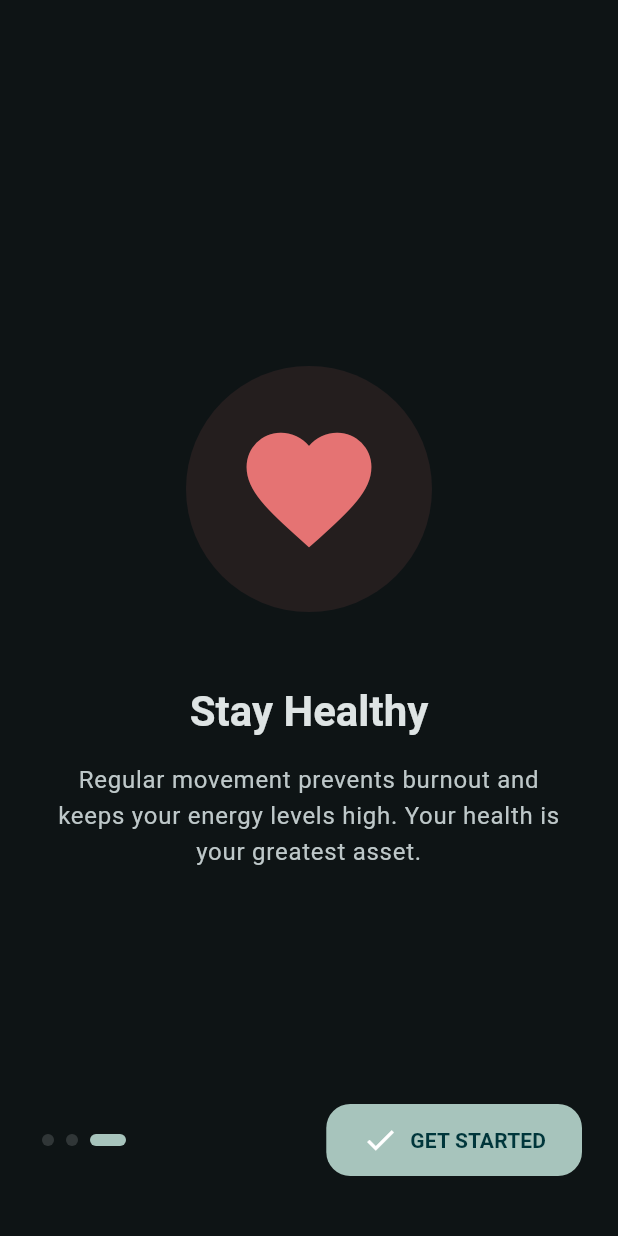
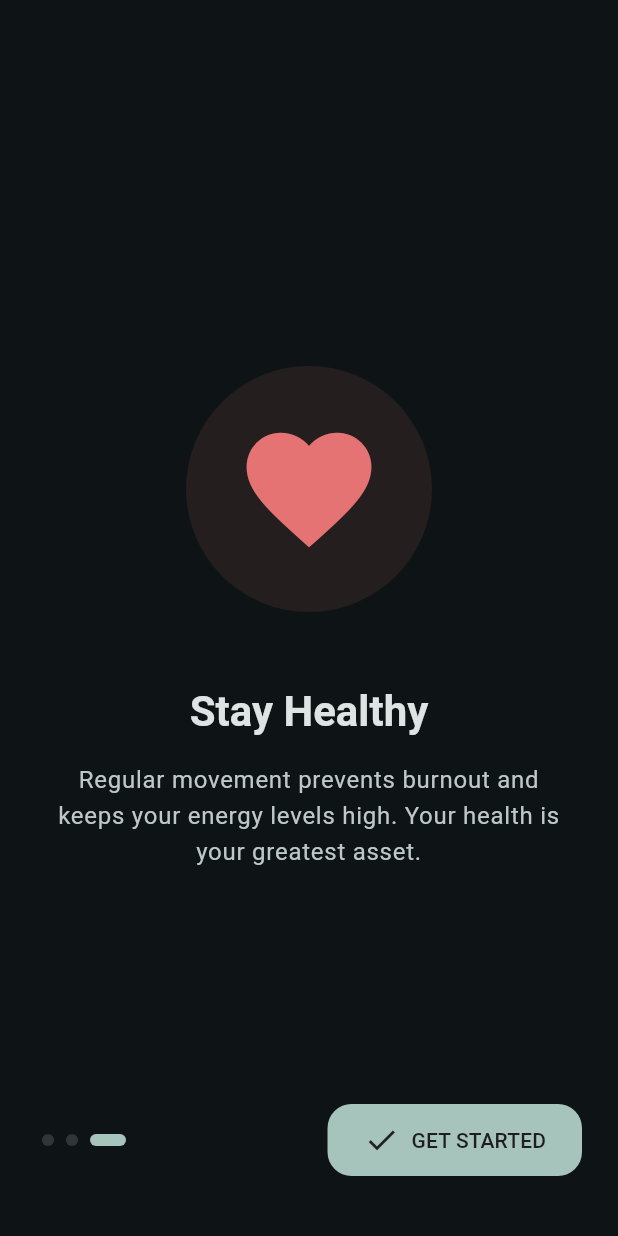
Before and after one commit to Pramodpal333/breakly, a Flutter app: the screen it shows after launch, swiped to page 3, on a phone screen of 412 x 824 dp. Run offline on Flutter 3.47's test engine with Material 3 defaults, Android fonts, the phone set to English and light mode, and no system bars; our stand-ins replace audioplayers, equatable, flutter_bloc, flutter_card_swiper, flutter_svg, gap and 4 more.

Commit message:
feat: Introduce `CommonAlertBottomSheet` with enhanced text styles, `SmoothButton` border support, and a new alert icon.

```diff
--- a/lib/core/theme/app_text_styles.dart
+++ b/lib/core/theme/app_text_styles.dart
@@ -8,6 +8,20 @@ class AppTextStyles {
     fontWeight: FontWeight.bold,
     letterSpacing: -1.0,
     fontSize: 57, // Material 3 default for Display Large
+  );
+
+  static const TextStyle displayMedium = TextStyle(
+    fontFamily: fontFamily,
+    fontWeight: FontWeight.bold,
+    letterSpacing: -1.0,
+    fontSize: 45, // Material 3 default for Display Large
+  );
+
+  static const TextStyle displaySmall = TextStyle(
+    fontFamily: fontFamily,
+    fontWeight: FontWeight.bold,
+    letterSpacing: -1.0,
+    fontSize: 35, // Material 3 default for Display Large
   );
 
   static const TextStyle headlineMedium = TextStyle(
@@ -32,3 +46,15 @@ class AppTextStyles {
     fontSize: 14.0,
   );
 }
+
+extension TextStyleExtensions on TextStyle {
+  TextStyle get thin => copyWith(fontWeight: FontWeight.w100);
+  TextStyle get extraLight => copyWith(fontWeight: FontWeight.w200);
+  TextStyle get light => copyWith(fontWeight: FontWeight.w300);
+  TextStyle get regular => copyWith(fontWeight: FontWeight.w400);
+  TextStyle get medium => copyWith(fontWeight: FontWeight.w500);
+  TextStyle get semiBold => copyWith(fontWeight: FontWeight.w600);
+  TextStyle get bold => copyWith(fontWeight: FontWeight.w700);
+  TextStyle get extraBold => copyWith(fontWeight: FontWeight.w800);
+  TextStyle get black => copyWith(fontWeight: FontWeight.w900);
+}
--- a/lib/core/widgets/smooth_container.dart
+++ b/lib/core/widgets/smooth_container.dart
@@ -74,6 +74,7 @@ class SmoothButton extends StatelessWidget {
   final EdgeInsetsGeometry? padding;
   final double? elevation;
   final BorderRadiusGeometry borderRadius;
+  final BorderSide side;
 
   const SmoothButton({
     super.key,
@@ -84,6 +85,7 @@ class SmoothButton extends StatelessWidget {
     this.padding,
     this.elevation,
     this.borderRadius = const BorderRadius.all(Radius.circular(16.0)),
+    this.side = BorderSide.none,
   });
 
   @override
@@ -95,12 +97,17 @@ class SmoothButton extends StatelessWidget {
     return Material(
       color: bg,
       elevation: elevation ?? 0,
-      shape: SmoothRectangleBorder(borderRadius: borderRadius, smoothness: 1),
+      shape: SmoothRectangleBorder(
+        borderRadius: borderRadius,
+        smoothness: 1,
+        side: side,
+      ),
       child: InkWell(
         onTap: onPressed,
         customBorder: SmoothRectangleBorder(
           borderRadius: borderRadius,
           smoothness: 1,
+          side: side,
         ),
         child: Padding(
           padding:
--- a/lib/features/onboarding/screens/onboarding_screen.dart
+++ b/lib/features/onboarding/screens/onboarding_screen.dart
@@ -1,3 +1,5 @@
+import 'package:breakly/core/theme/app_colors.dart';
+import 'package:breakly/core/theme/app_text_styles.dart';
 import 'package:flutter/material.dart';
 
 import '../../../../core/widgets/smooth_container.dart';
@@ -146,13 +148,16 @@ class _OnboardingScreenState extends State<OnboardingScreen> {
                           _currentPage == _numPages - 1
                               ? Icons.check
                               : Icons.arrow_forward,
+                          color: AppColors.primary,
                         ),
                         const SizedBox(width: 8),
                         Text(
                           _currentPage == _numPages - 1
                               ? "GET STARTED"
                               : "NEXT",
-                          style: const TextStyle(fontWeight: FontWeight.bold),
+                          style: AppTextStyles.bodyMedium.medium.copyWith(
+                            color: AppColors.primary,
+                          ),
                         ),
                       ],
                     ),
--- a/pubspec.yaml
+++ b/pubspec.yaml
@@ -43,6 +43,7 @@ dependencies:
   gap: ^3.0.1
   vibration: ^3.1.4
   smooth_corner: ^1.1.1
+  flutter_svg: ^2.0.17
 
 dev_dependencies:
   flutter_test:
@@ -71,6 +72,7 @@ flutter:
   assets:
     - assets/audio/
     - assets/images/
+    - assets/icons/
 
 flutter_gen:
   output: lib/gen/
```
Also changed, not shown: lib/core/widgets/common_alert_bottom_sheet.dart (added, +154 -0 lines), lib/features/home/widgets/settings_bottom_sheet.dart (+29 -5 lines), lib/gen/assets.gen.dart (+13 -22 lines), assets/icons/alert-red-icon.svg (added), pubspec.lock, 1 other file.
